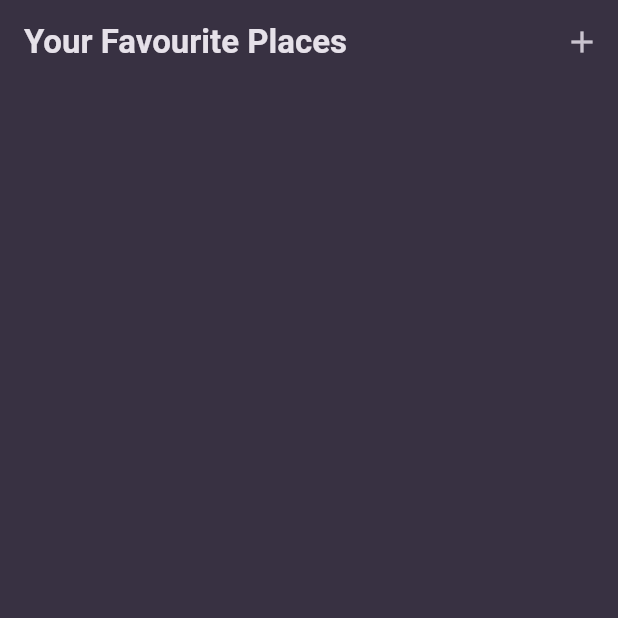
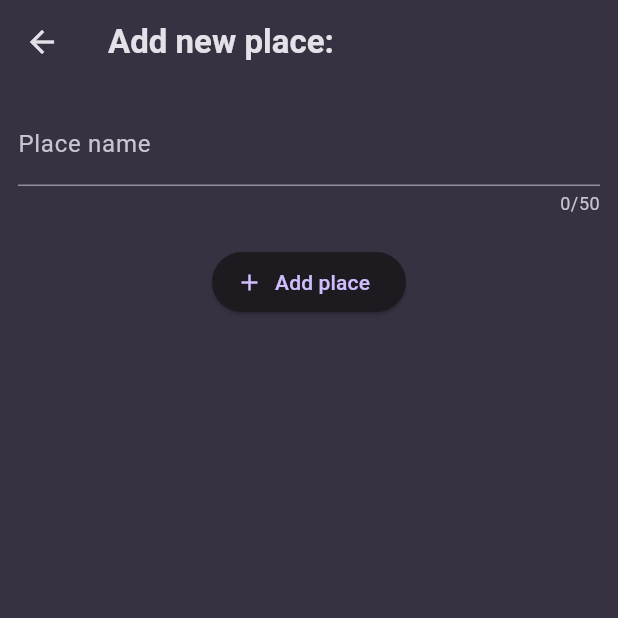
Before and after one commit to RonydaEssam/favourite_places, a Flutter app: the screen it shows after launch, after a tap on the "add" icon, on a phone screen of 412 x 824 dp, the top half of it. Run offline on Flutter 3.47's test engine with Material 3 defaults, Android fonts, the phone set to English and light mode, and no system bars; our stand-ins replace google_fonts.

Commit message:
add place screen

```diff
--- /dev/null
+++ b/lib/models/place.dart
@@ -0,0 +1,10 @@
+import 'package:uuid/uuid.dart';
+
+const uuid = Uuid();
+
+class Place {
+  String id;
+  String name;
+
+  Place({required this.name}) : id = uuid.v4();
+}
--- /dev/null
+++ b/lib/screens/add_place_screen.dart
@@ -0,0 +1,65 @@
+import 'package:favourite_places/models/place.dart';
+import 'package:flutter/material.dart';
+
+class AddPlaceScreen extends StatefulWidget {
+  const AddPlaceScreen({super.key});
+
+  @override
+  State<AddPlaceScreen> createState() {
+    return AddPlaceScreenState();
+  }
+}
+
+class AddPlaceScreenState extends State<AddPlaceScreen> {
+  final _formKey = GlobalKey<FormState>();
+  final addedPlaces = [];
+  late Place place;
+
+  void _addPlace() {
+    Navigator.of(context).pop();
+    /*
+    if (_formKey.currentState!.validate()) {
+      addedPlaces.add(place);
+
+
+
+      ScaffoldMessenger.of(
+        context,
+      ).showSnackBar(SnackBar(content: Text('Saving data')));
+    }
+    */
+  }
+
+  @override
+  Widget build(BuildContext context) {
+    return Scaffold(
+      appBar: AppBar(title: Text('Add new place:')),
+      body: Form(
+        key: _formKey,
+        child: Padding(
+          padding: const EdgeInsets.all(12),
+          child: Column(
+            children: [
+              TextFormField(
+                decoration: InputDecoration(labelText: 'Place name'),
+                maxLength: 50,
+                validator: (value) {
+                  if (value == null || value.isEmpty || value.length > 50) {
+                    return 'Please add a valid name.';
+                  }
+                  return null;
+                },
+              ),
+              const SizedBox(height: 20),
+              ElevatedButton.icon(
+                onPressed: _addPlace,
+                icon: Icon(Icons.add),
+                label: Text('Add place'),
+              ),
+            ],
+          ),
+        ),
+      ),
+    );
+  }
+}
--- a/lib/screens/main_screen.dart
+++ b/lib/screens/main_screen.dart
@@ -1,3 +1,4 @@
+import 'package:favourite_places/screens/add_place_screen.dart';
 import 'package:flutter/material.dart';
 
 class MainScreen extends StatelessWidget {
@@ -8,10 +9,21 @@ class MainScreen extends StatelessWidget {
     return Scaffold(
       appBar: AppBar(
         title: Text('Your Favourite Places'),
-        actions: [IconButton(onPressed: () {}, icon: Icon(Icons.add))],
+        actions: [
+          IconButton(
+            onPressed: () {
+              Navigator.of(
+                context,
+              ).push(MaterialPageRoute(builder: (context) => AddPlaceScreen()));
+            },
+            icon: Icon(Icons.add),
+          ),
+        ],
       ),
       body: ListView.builder(
-        itemBuilder: (context, index) {},
+        itemBuilder: (context, index) {
+          return;
+        },
       ),
     );
   }
--- a/pubspec.yaml
+++ b/pubspec.yaml
@@ -35,6 +35,7 @@ dependencies:
   # Use with the CupertinoIcons class for iOS style icons.
   cupertino_icons: ^1.0.8
   google_fonts: ^6.3.2
+  uuid: ^4.5.2
 
 dev_dependencies:
   flutter_test:
```
Also changed, not shown: pubspec.lock.
